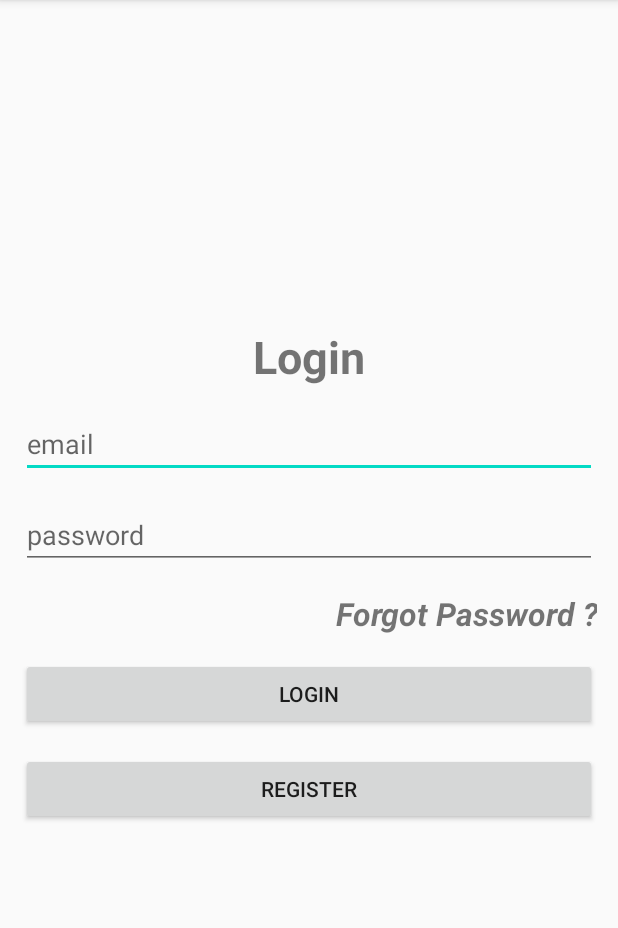
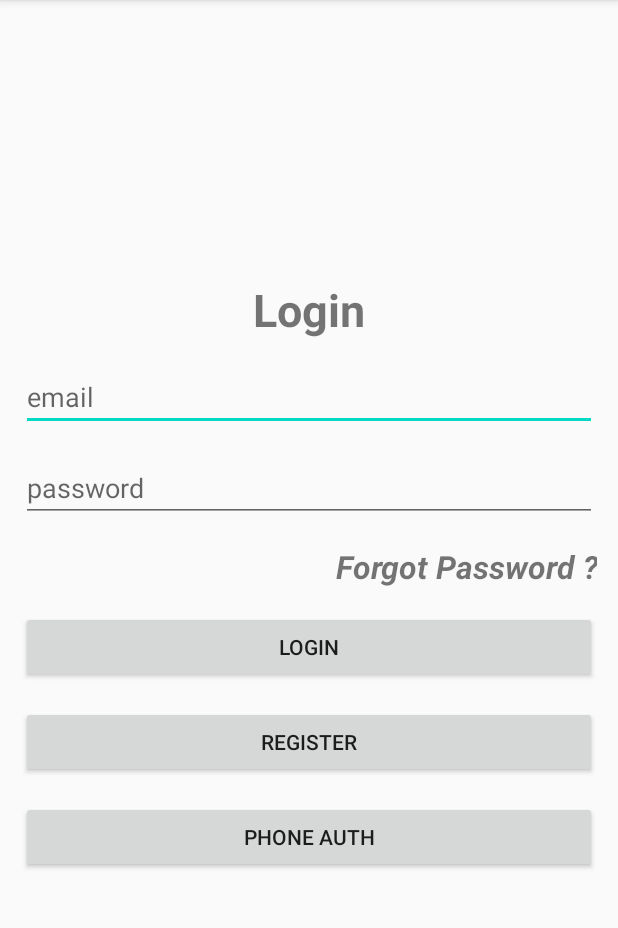
Before and after one commit to AP-Skill-Development-Corporation/AAAD-STP-BATCH-3, an Android app: the screen it shows after launch (MainActivity), on a phone screen of 412 x 824 dp, the part 84-1012 px from its top. Run offline under Robolectric (Android 15) with nearby library versions, the phone set to English and light mode, and no system bars; our stand-ins replace Firebase (no records; nobody signed in at launch, a user with empty details on screens opened directly).

Commit message:
17-09-2020

```diff
--- a/FirebaseExample/app/src/main/java/com/example/firebaseexample/MainActivity.java
+++ b/FirebaseExample/app/src/main/java/com/example/firebaseexample/MainActivity.java
@@ -100,4 +100,9 @@ public class MainActivity extends AppCompatActivity {
         });
         builder.show();
     }
+
+    public void pauth(View view) {
+        startActivity(new Intent(this,PhoneAuth.class));
+        finish();
+    }
 }
--- a/FirebaseExample/app/src/main/res/layout/activity_main.xml
+++ b/FirebaseExample/app/src/main/res/layout/activity_main.xml
@@ -52,6 +52,12 @@
         android:text="register"
         android:onClick="register"
         android:layout_marginTop="15dp"/>
+    <Button
+        android:layout_width="match_parent"
+        android:layout_height="wrap_content"
+        android:text="phone auth"
+        android:onClick="pauth"
+        android:layout_marginTop="15dp"/>
 
 
 </LinearLayout>
```
